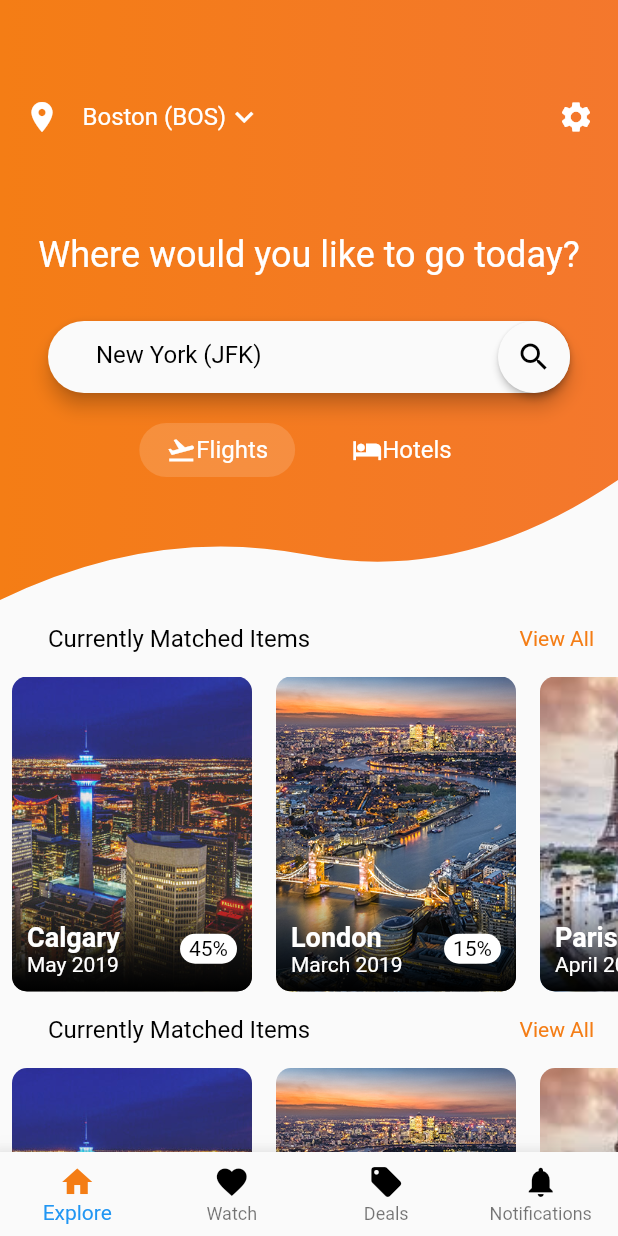
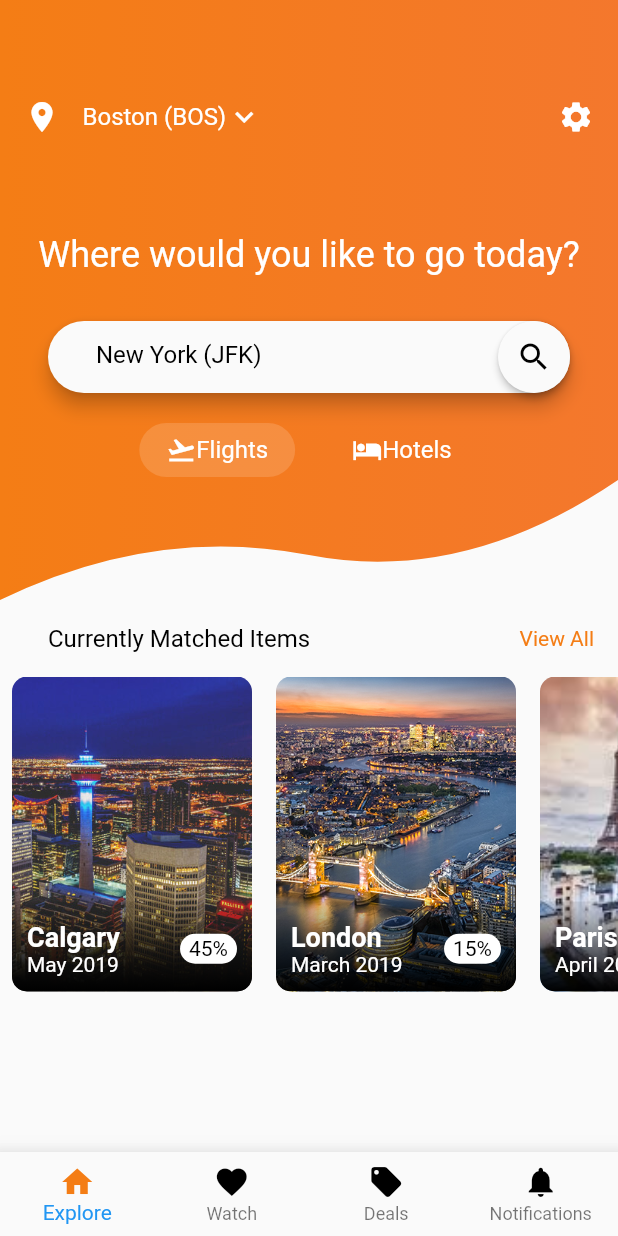
Before and after one commit to highdevs/airline, a Flutter app: the screen it shows after launch, on a phone screen of 412 x 824 dp. Run offline on Flutter 3.47's test engine with Material 2 defaults, Android fonts, the phone set to English and light mode, and no system bars; Roboto replaces fonts that are missing (Oxygen,).

Commit message:
change file names. ensure everything works

```diff
--- a/lib/ChoiceChip.dart
+++ b/lib/choice_chip.dart
@@ -1,3 +1,4 @@
+
 import 'package:flutter/material.dart';
 
 class ChoiceChipCustom extends StatefulWidget {
--- a/lib/CustomBottomBar.dart
+++ b/lib/custom_bottom.dart
@@ -1,4 +1,4 @@
-import 'package:airline/HomeScreenTop.dart';
+ import 'package:airline/home_screen_top.dart';
 import 'package:flutter/material.dart';
 
 class CustomAppBar extends StatelessWidget {
--- a/lib/FlightCard.dart
+++ b/lib/flight_card.dart
@@ -1,4 +1,4 @@
-import 'package:airline/CityCard.dart';
+ import 'package:airline/city_card.dart';
 import 'package:airline/flight_list.dart';
 import 'package:flutter/material.dart';
 
--- a/lib/flight_list.dart
+++ b/lib/flight_list.dart
@@ -1,5 +1,5 @@
-import 'package:airline/FlightListingBottom.dart';
-import 'package:airline/FlightListingTop.dart';
+import 'package:airline/flight_listing_bottom.dart';
+import 'package:airline/flight_listing_top.dart';
 import 'package:flutter/material.dart';
 
 final Color discountBackgroundColor = Color(0xFFFFE08D);
--- a/lib/FlightListingBottom.dart
+++ b/lib/flight_listing_bottom.dart
@@ -1,5 +1,5 @@
-import 'package:airline/FlightCard.dart';
-import 'package:airline/HomeScreenTop.dart';
+import 'package:airline/flight_card.dart';
+import 'package:airline/home_screen_top.dart';
 import 'package:flutter/material.dart';
 
 class FlightListingBottom extends StatelessWidget {
--- a/lib/FlightListingTop.dart
+++ b/lib/flight_listing_top.dart
@@ -1,7 +1,7 @@
-import 'package:airline/CustomShapeClipper.dart';
+ import 'package:airline/custom_shape.dart';
+import 'package:airline/home_screen_top.dart';
 import 'package:flutter/material.dart';
 
-import 'HomeScreenTop.dart';
 
 class FlightListingTop extends StatelessWidget {
   @override
--- a/lib/HomeScreenBottom.dart
+++ b/lib/home_screen_bottom.dart
@@ -1,6 +1,6 @@
-import 'package:airline/CityCard.dart';
+ import 'package:airline/city_card.dart';
+import 'package:airline/home_screen_top.dart';
 import 'package:flutter/material.dart';
-import 'package:airline/HomeScreenTop.dart';
 
 var viewAllStyle = TextStyle(fontSize: 14.0, color: appTheme.primaryColor);
 
--- a/lib/main.dart
+++ b/lib/main.dart
@@ -1,7 +1,6 @@
-import 'package:airline/CityCard.dart';
-import 'package:airline/CustomBottomBar.dart';
-import 'package:airline/HomeScreenTop.dart';
-import 'package:airline/HomeScreenBottom.dart';
+import 'package:airline/custom_bottom.dart';
+import 'package:airline/home_screen_bottom.dart';
+import 'package:airline/home_screen_top.dart';
 import 'package:flutter/material.dart';
 
 void main() => runApp(MaterialApp(
@@ -10,7 +9,6 @@ void main() => runApp(MaterialApp(
       debugShowCheckedModeBanner: false,
       theme: appTheme,
     ));
-
 
 class HomeScreen extends StatelessWidget {
   @override
@@ -23,7 +21,6 @@ class HomeScreen extends StatelessWidget {
           children: <Widget>[
             HomeScreenTop(),
             HomeScreenBottom(),
-            HomeScreenBottom(),
           ],
         ),
       ),
```
Also changed, not shown: lib/home_screen_top.dart (renamed from lib/HomeScreenTop.dart, +10 -5 lines), lib/city_card.dart (renamed from lib/CityCard.dart), lib/custom_shape.dart (renamed from lib/CustomShapeClipper.dart).
